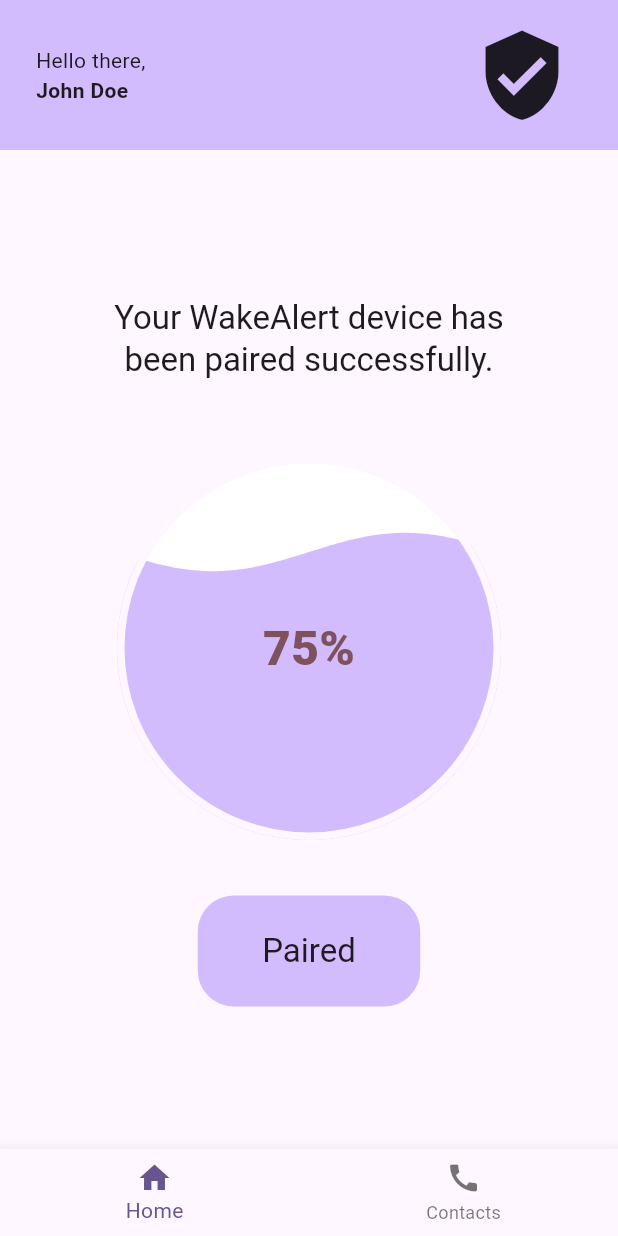
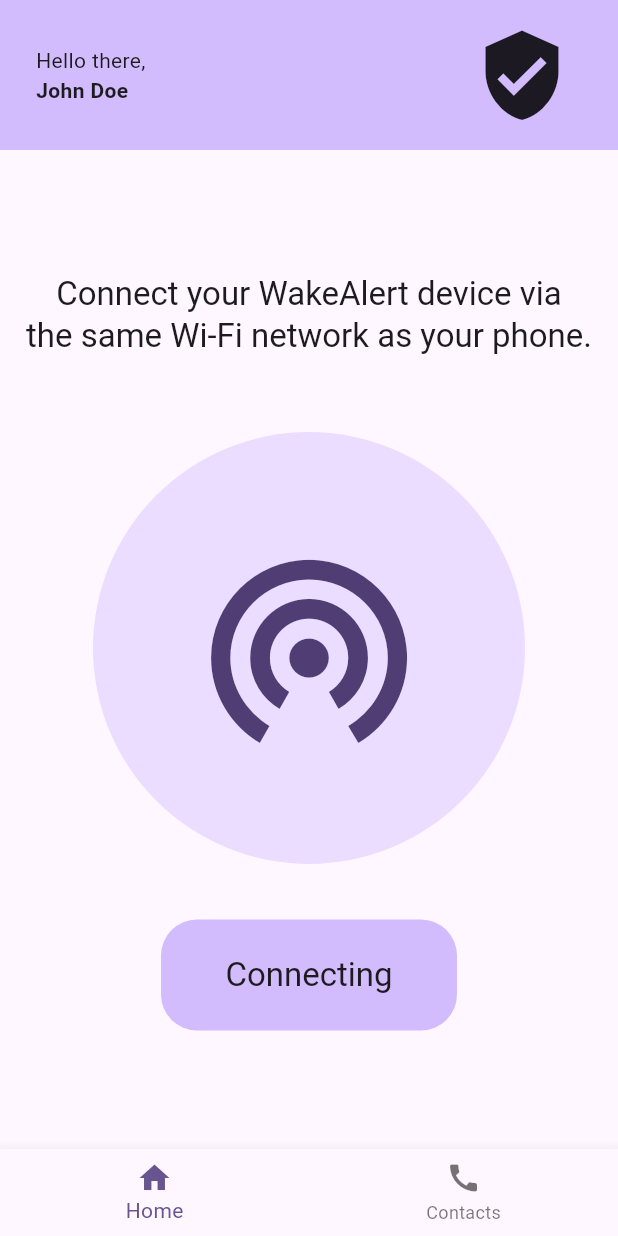
Before and after one commit to rcSabucido/litealert, a Flutter app: the screen it shows after launch, on a phone screen of 412 x 824 dp. Run offline on Flutter 3.47's test engine with Material 3 defaults, Android fonts, the phone set to English and light mode, and no system bars; our stand-ins replace flutter_dotenv, liquid_progress_indicator_v2, permission_handler, shared_preferences; missing offline and left inert: flutter_phone_direct_caller, simple_ripple_animation.

Commit message:
#3 #4 #5 Implement wake word detection and emergency calling (PR: #9)
* Implement wake word detection for ESP32 and create dataset

* Tweak input ADC values and add Flutter Bluetooth LE dependenceis

* Implement wireless integration between app and ESP32 and emergency contact calling

```diff
--- a/lib/main.dart
+++ b/lib/main.dart
@@ -1,8 +1,15 @@
 import 'package:flutter/material.dart';
+import 'package:flutter_dotenv/flutter_dotenv.dart';
 import 'package:litealert/pages/contacts.dart';
 import 'package:litealert/pages/home.dart';
+import 'package:litealert/services/client.dart';
 
-void main() {
+final GlobalKey<HomePageState> homePageStateKey = GlobalKey<HomePageState>();
+
+Future main() async {
+  await dotenv.load(fileName: ".env");
+
+  startClient();
   runApp(const MyApp());
 }
 
@@ -47,7 +54,7 @@
 
   // List of widgets for each page
   final List<Widget> _pages = [
-    HomePage(title: "Home"),
+    HomePage(title: "Home", key: homePageStateKey),
     ContactsPage(title: 'Contacts'),
   ];
 
--- a/lib/pages/home.dart
+++ b/lib/pages/home.dart
@@ -1,9 +1,18 @@
 import 'dart:math' as math;
 
+import 'package:flutter/foundation.dart';
 import 'package:flutter/material.dart';
+import 'package:permission_handler/permission_handler.dart';
 import 'package:simple_ripple_animation/simple_ripple_animation.dart';
 import 'package:liquid_progress_indicator_v2/liquid_progress_indicator.dart';
 
+Future getPermissions()async{
+  try{
+    await Permission.bluetooth.request();
+  } catch(e) {
+    print(e.toString());
+  }
+}
 
 class HomePage extends StatefulWidget {
   const HomePage({super.key, required this.title});
@@ -20,13 +29,23 @@
   final String title;
 
   @override
-  State<HomePage> createState() => _HomePageState();
+  State<HomePage> createState() => HomePageState();
 }
 
-class _HomePageState extends State<HomePage> {
+class HomePageState extends State<HomePage> {
   //int _counter = 0;
-  bool paired = true;
   int batteryPercentage = 75;
+  bool connected = false;
+
+  @override
+  void initState() {
+    super.initState();
+    getPermissions();
+  }
+
+  void setConnected(bool newConnected) {
+    setState(() { connected = newConnected; });
+  }
 
   /*
   void _incrementCounter() {
@@ -108,16 +127,16 @@
           mainAxisAlignment: MainAxisAlignment.center,
           children: <Widget>[
             Text(
-              paired
-                  ? 'Your WakeAlert device has\nbeen paired successfully.'
-                  : 'Pair your WakeAlert device\nwith Bluetooth to your phone.',
+              connected
+                  ? 'Your WakeAlert device has\nbeen connected successfully.'
+                  : 'Connect your WakeAlert device via\nthe same Wi-Fi network as your phone.',
               textAlign: TextAlign.center,
 
               style: Theme.of(context).textTheme.titleLarge,
             ),
             Padding(
               padding: EdgeInsets.only(top: 50, bottom: 40),
-              child: paired
+              child: connected
                   ? SizedBox(
                       width: 256,
                       height: 256,
@@ -161,7 +180,7 @@
                             fit: BoxFit.fill,
                             child: Padding(
                               padding: EdgeInsets.all(10),
-                              child: Icon(Icons.bluetooth),
+                              child: Icon(Icons.wifi_tethering),
                             ),
                           ),
                         ),
@@ -187,7 +206,7 @@
                   bottom: 20,
                 ),
                 child: Text(
-                  paired ? "Paired" : "Pairing",
+                  connected ? "Connected" : "Connecting",
                   style: Theme.of(context).textTheme.titleLarge,
                 ),
               ),
--- a/pubspec.yaml
+++ b/pubspec.yaml
@@ -38,6 +38,10 @@
 
   simple_ripple_animation: ^0.1.0
   liquid_progress_indicator_v2: ^0.5.0
+  permission_handler: ^12.0.1
+  flutter_blue_plus: ^2.0.0
+  flutter_phone_direct_caller: ^2.2.1
+  flutter_dotenv: ^6.0.0
 
 dev_dependencies:
   flutter_test:
@@ -60,6 +64,8 @@
   # included with your application, so that you can use the icons in
   # the material Icons class.
   uses-material-design: true
+  assets:
+    - .env
 
   # To add assets to your application, add an assets section, like this:
   # assets:
```
Also changed, not shown: lib/services/client.dart (added, +84 -0 lines), pubspec.lock, 9 other files.
